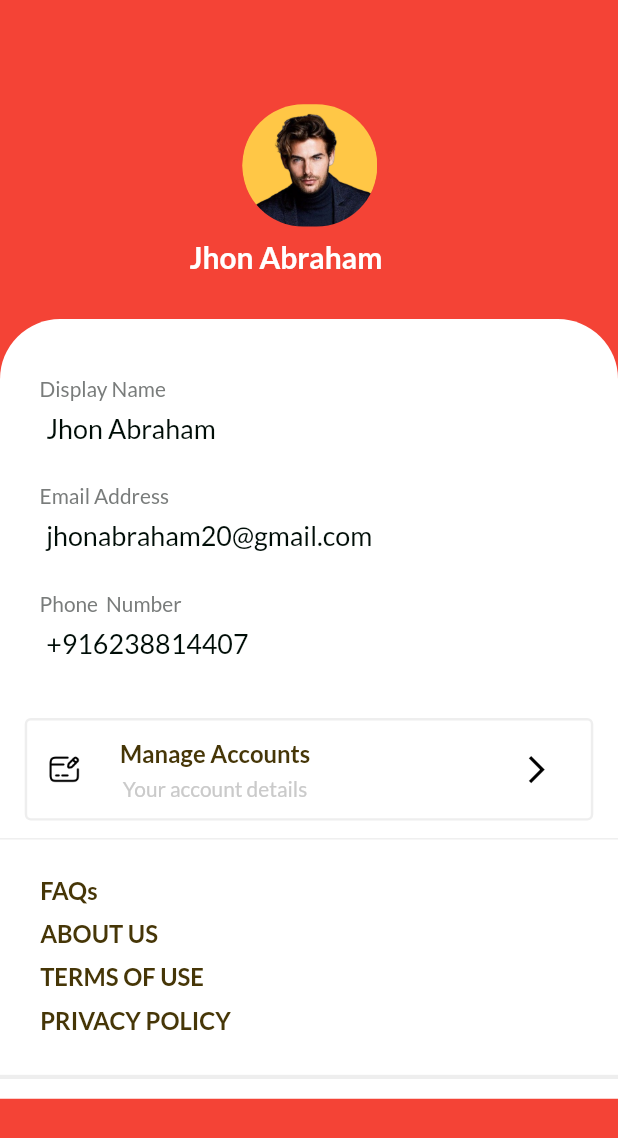
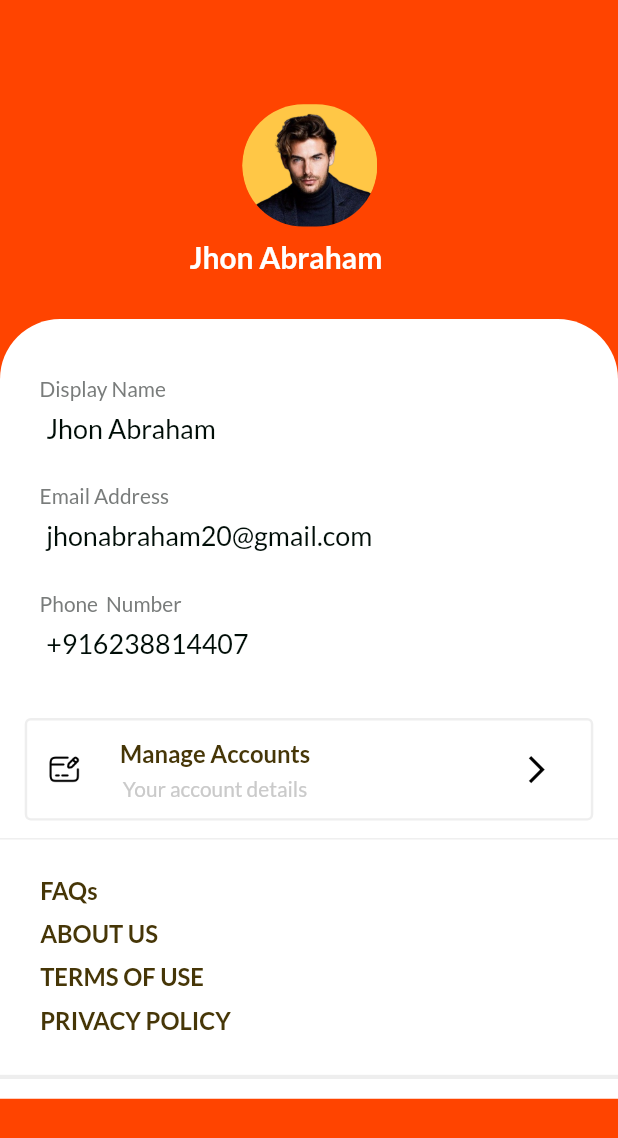
Before and after one commit to Mohamed-Junaid/MesCart, a Flutter app: the Profile screen opened directly, on a phone screen of 412 x 824 dp. Shown: the top 1138 px of the screen. Run offline on Flutter 3.47's test engine with Material 2 defaults, Android fonts, the phone set to English and light mode, and no system bars; our stand-ins replace carousel_slider, confetti, flutter_screenutil, google_fonts, smooth_page_indicator.

Commit message:
color changed

```diff
--- a/lib/Ui/Common/common.dart
+++ b/lib/Ui/Common/common.dart
@@ -45,7 +45,7 @@ Widget image({required String path}){
         height: 256.h,
         child: ColorFiltered(
             colorFilter: ColorFilter.mode(
-               Colors.red,
+              Color(0xFFFF4400),
               BlendMode.darken,
             ),
             child: Image.asset(
--- a/lib/Ui/login_screen.dart
+++ b/lib/Ui/login_screen.dart
@@ -104,7 +104,7 @@ class LoginScreen extends StatelessWidget {
                   width: 327.w,
                   height: 48.h,
                   decoration: ShapeDecoration(
-                    color: Color(0xFFFF4400),
+                    color:Color(0xFFFF4400),
                     shape: RoundedRectangleBorder(
                       borderRadius: BorderRadius.circular(16.r),
                     ),
--- a/lib/Ui/manage_account.dart
+++ b/lib/Ui/manage_account.dart
@@ -359,7 +359,7 @@ class _ManageAccountState extends State<ManageAccount> {
                             width: mwidth * 0.9,
                             height: mheight * 0.068,
                             decoration: BoxDecoration(
-                                color: Colors.red,
+                                color: Color(0xFFFF4400),
                                 borderRadius: BorderRadius.circular(4.r)),
                             child: Padding(
                                 padding: EdgeInsets.only(
--- a/lib/Ui/order_summary.dart
+++ b/lib/Ui/order_summary.dart
@@ -388,7 +388,7 @@ class _OrderSummaryState extends State<OrderSummary> {
                     width: 335.w,
                     height: 60.h,
                     decoration: ShapeDecoration(
-                      color: Colors.red,
+                      color: Color(0xFFFF4400),
                       shape: RoundedRectangleBorder(
                           borderRadius: BorderRadius.circular(8.r)),
                       shadows: [
--- a/lib/Ui/profile.dart
+++ b/lib/Ui/profile.dart
@@ -12,7 +12,7 @@ class Profile extends StatelessWidget {
     var mwidth = MediaQuery.of(context).size.width;
     var mheight = MediaQuery.of(context).size.height;
     return Scaffold(
-      backgroundColor: Colors.red,
+      backgroundColor: Color(0xFFFF4400),
       body: SafeArea(
         child: SingleChildScrollView(
           child: Column(
@@ -289,13 +289,13 @@ class Profile extends StatelessWidget {
                           decoration: BoxDecoration(
                               borderRadius: BorderRadius.circular(4.r),
                               border: Border.all(
-                                  color: Colors.red, width: mwidth * 0.004)),
+                                  color: Color(0xFFFF4400), width: mwidth * 0.004)),
                           child: Center(
                             child: Text(
                               'LOG OUT',
                               style: GoogleFonts.lato(
                                   textStyle: TextStyle(
-                                      color: Colors.red,
+                                      color: Color(0xFFFF4400),
                                       fontSize: 16.sp,
                                       fontWeight: FontWeight.w700)),
                             ),
--- a/lib/Ui/selected_product.dart
+++ b/lib/Ui/selected_product.dart
@@ -206,7 +206,7 @@ class _SelectedProductState extends State<SelectedProduct> {
                     width: 335.w,
                     height: 60.h,
                     decoration: ShapeDecoration(
-                      color: Colors.red,
+                      color:Color(0xFFFF4400),
                       shape: RoundedRectangleBorder(borderRadius: BorderRadius.circular(8.r)),
                       shadows: [
                         BoxShadow(
--- a/lib/Ui/splash_screen.dart
+++ b/lib/Ui/splash_screen.dart
@@ -22,7 +22,7 @@ class _SplashScreenState extends State<SplashScreen> {
   @override
   Widget build(BuildContext context) {
     return Scaffold(
-      backgroundColor: Colors.red,
+      backgroundColor:Color(0xFFFF4400),
       body: Center(
         child: SizedBox(
           width: 167.09.w,
```
